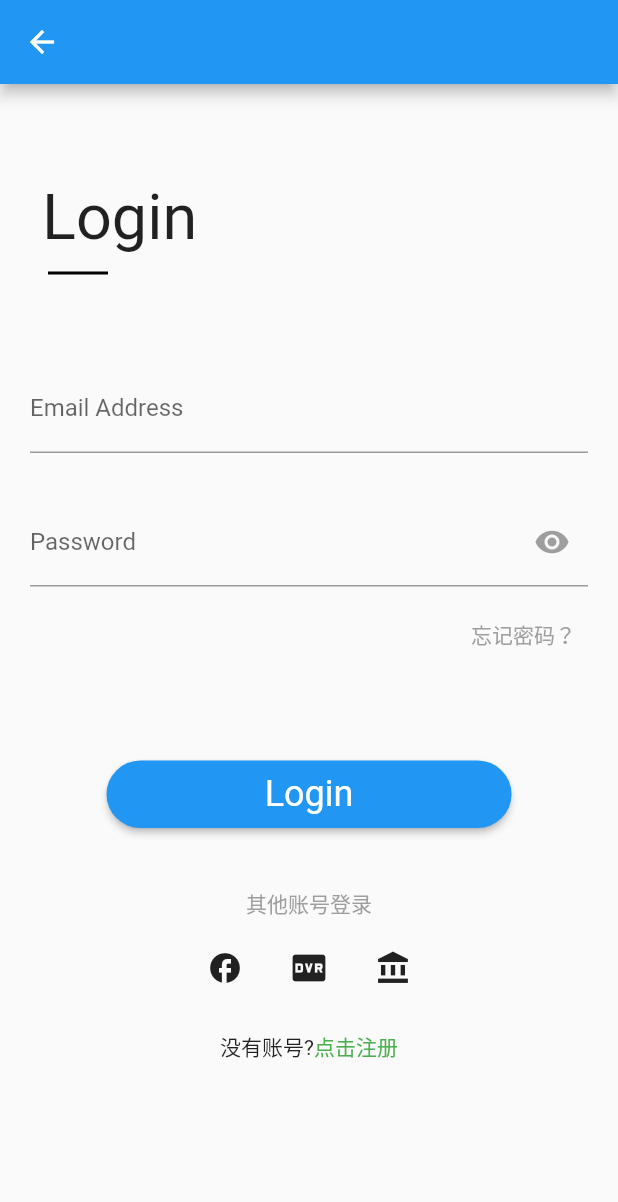
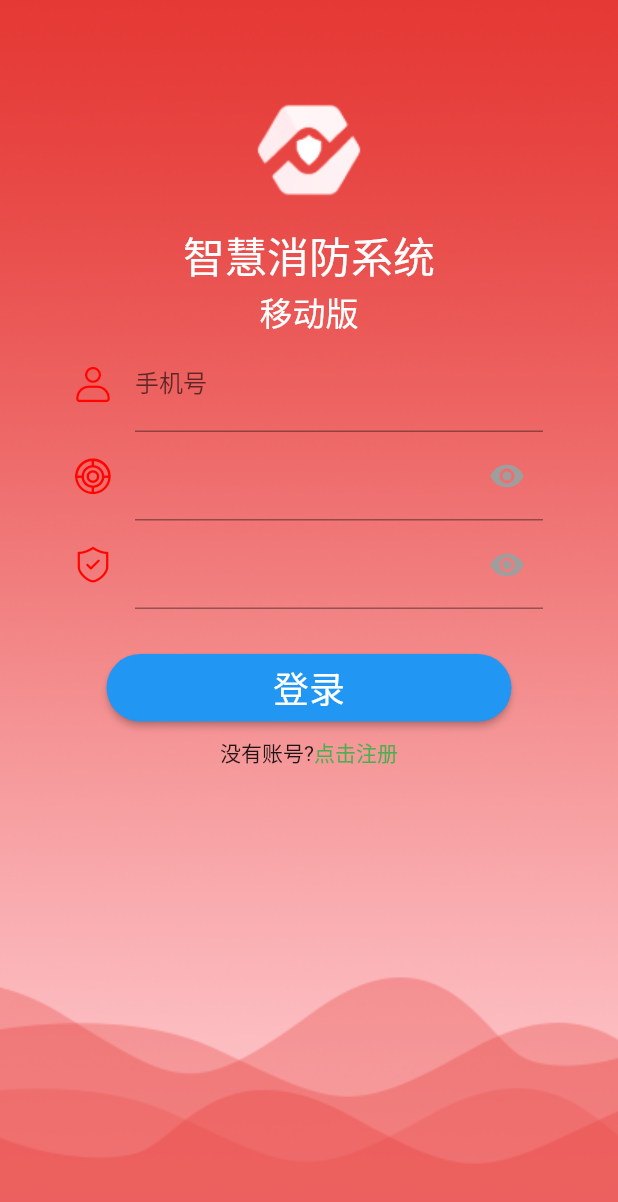
Before and after one commit to remloyal/rem_flutter, a Flutter app: the Login screen opened directly, on a phone screen of 412 x 824 dp. Shown: the top 1202 px of the screen. Run offline on Flutter 3.47's test engine with Material 2 defaults, Android fonts, the light colour scheme and no system bars; our stand-ins replace shared_preferences; accounts and stored records are empty.

Commit message:
添加登录页

```diff
--- a/lib/main.dart
+++ b/lib/main.dart
@@ -1,19 +1,45 @@
 import 'package:flutter/material.dart';
+// import 'package:flutter/rendering.dart';
 // import 'dart:io';
 import 'views/taps.dart';
-// import 'views/login/login.dart';
+import 'views/login/login.dart';
 import 'routes/Routes.dart' as prefix0;
 
 void main() {
-  runApp(MyApp());
+  // debugPaintSizeEnabled = true;
+  runApp(const MyApp());
 }
 
 class MyApp extends StatelessWidget {
+  const MyApp({super.key});
+
   @override
   Widget build(BuildContext context) {
     return MaterialApp(
-        home: Tabs(),
+        home:  const Home(title:'测试'),
+        theme: ThemeData(
+          platform: TargetPlatform.iOS, //滑动切换页面
+        ),
         //统一处理命名路由
         onGenerateRoute: prefix0.onGenerateRoute);
   }
 }
+
+class Home extends StatelessWidget {
+  const Home({Key? key, required String? title}) : super(key: key);
+
+  @override
+  Widget build(BuildContext context) {
+    return MaterialApp(
+        debugShowCheckedModeBanner: false, // 不显示右上角的 debug
+        title: 'Flutter Demo',
+        theme: ThemeData(
+          primarySwatch: Colors.blue,
+        ),
+        // 注册路由表
+        routes: {
+          "/": (context) => const Login(), // 首页路由
+          "/login": (context) => const Tabs(), // 首页路由
+        });
+  }
+}
--- a/lib/routes/Routes.dart
+++ b/lib/routes/Routes.dart
@@ -1,4 +1,6 @@
 //Routes.dart
+
+import 'dart:math';
 
 import 'package:flutter/material.dart';
 import 'package:jsca_xf_app/utils/Searchpage.dart';
@@ -13,6 +15,7 @@ final routes = {
 
 //统一处理命名路由
 var onGenerateRoute = (RouteSettings settings) {
+  print(settings);
   final String? name = settings.name;
   final Function pageContentBuilder = routes[name] as Function;
   if (pageContentBuilder != null) {
--- a/lib/views/login/login.dart
+++ b/lib/views/login/login.dart
@@ -1,22 +1,4 @@
 import 'package:flutter/material.dart';
-
-// class Login extends StatelessWidget {
-//   const Login({Key? key}) : super(key: key);
-
-//   @override
-//   Widget build(BuildContext context) {
-//     return MaterialApp(
-//         debugShowCheckedModeBanner: false, // 不显示右上角的 debug
-//         title: 'Flutter Demo',
-//         theme: ThemeData(
-//           primarySwatch: Colors.blue,
-//         ),
-//         // 注册路由表
-//         routes: {
-//           "/": (context) => const Login(title: "登录"), // 首页路由
-//         });
-//   }
-// }
 
 class Login extends StatefulWidget {
   const Login({Key? key}) : super(key: key);
@@ -44,42 +26,75 @@ class _LoginState extends State<Login> {
       "icon": Icons.account_balance,
     },
   ];
-
+  final String imageUrl = 'lib/asset/images/bg-login.png';
   @override
   Widget build(BuildContext context) {
     return Scaffold(
-      // appBar: AppBar(
-      //   backgroundColor: Colors.white,
-      // ),
-      appBar: AppBar(
-        brightness: Brightness.light,
+        body: Container(
+            width: MediaQuery.of(context).size.width,
+            height: MediaQuery.of(context).size.height,
+            // margin: const EdgeInsets.all(50.0),
+            padding: const EdgeInsets.only(top: 50),
+            decoration: const BoxDecoration(
+              image: DecorationImage(
+                fit: BoxFit.cover,
+                image: ExactAssetImage('lib/asset/images/bg-login.png'),
               ),
-      body: Form(
+            ),
+            child: SingleChildScrollView(
+                child: Column(
+                    crossAxisAlignment: CrossAxisAlignment.center,
+                    children: <Widget>[
+                  Row(
+                    mainAxisAlignment: MainAxisAlignment.center,
+                    // verticalDirection:,
+                    // mainAxisSize: MainAxisSize.min,
+                    crossAxisAlignment: CrossAxisAlignment.center,
+                    children: const <Widget>[
+                      Image(
+                        image: AssetImage("lib/asset/images/logo1.png"),
+                        width: 100.0,
+                      )
+                    ],
+                  ),
+                  const Text(
+                    '智慧消防系统',
+                    // maxLines: 100,
+                    style: TextStyle(
+                        fontSize: 28,
+                        color: Color.fromARGB(255, 255, 255, 255)),
+                  ),
+                  const Text(
+                    '移动版',
+                    style: TextStyle(
+                        fontSize: 22,
+                        color: Color.fromARGB(255, 255, 255, 255)),
+                  ),
+                  SizedBox(
+                    height: 400,
+                    width: 312,
+                    child: Form(
                       key: _formKey, // 设置globalKey，用于后面获取FormStat
                       autovalidateMode: AutovalidateMode.onUserInteraction,
-        child: ListView(
-          padding: const EdgeInsets.symmetric(horizontal: 20),
+                      child: Column(
+                        // padding: const EdgeInsets.symmetric(horizontal: 20),
                         children: [
-            const Spacer(),
-            const SizedBox(height: kToolbarHeight), // 距离顶部一个工具栏的高度
-            buildTitle(), // Login
-            buildTitleLine(), // Login下面的下划线
-            const SizedBox(height: 60),
-            buildEmailTextField(), // 输入邮箱
+                          // const Spacer(),
+                          buildPhoneTextField(), // 输入手机号
+                          // const SizedBox(height: 30),
+                          buildPasswordTextField(context), // 输入密码
+                          buildCodeTextField(context),
+                          // buildForgetPasswordText(context), // 忘记密码
                           const SizedBox(height: 30),
-            buildPasswordTextField(context), // 输入密码
-            buildForgetPasswordText(context), // 忘记密码
-            const SizedBox(height: 60),
                           buildLoginButton(context), // 登录按钮
-            const SizedBox(height: 40),
-            buildOtherLoginText(), // 其他账号登录
-            buildOtherMethod(context), // 其他登录方式
+                          // const SizedBox(height: 40),
                           buildRegisterText(context), // 注册
-            const Spacer(),
+                          // const Spacer(),
                         ],
                       ),
                     ),
-    );
+                  )
+                ]))));
   }
 
   Widget buildRegisterText(context) {
@@ -145,8 +160,8 @@ class _LoginState extends State<Login> {
               // 设置圆角
               shape: MaterialStateProperty.all(const StadiumBorder(
                   side: BorderSide(style: BorderStyle.none)))),
-          child: Text('Login',
-              style: Theme.of(context).primaryTextTheme.headline5),
+          child:
+              Text('登录', style: Theme.of(context).primaryTextTheme.headline5),
           onPressed: () {
             // 表单校验通过才会继续执行
             if ((_formKey.currentState as FormState).validate()) {
@@ -177,17 +192,48 @@ class _LoginState extends State<Login> {
     );
   }
 
-  Widget buildPasswordTextField(BuildContext context) {
+  Widget buildPhoneTextField() {
+    return TextFormField(
+      decoration: const InputDecoration(
+        labelText: '手机号',
+        hintText: "您的手机号",
+        icon: Icon(
+          IconData(0xe6df, fontFamily: 'iconfont'),
+          size: 24,
+          color: Color.fromARGB(255, 255, 4, 0),
+        ),
+      ),
+      validator: (v) {
+        var emailReg = RegExp(
+            r"[\w!#$%&'*+/=?^_`{|}~-]+(?:\.[\w!#$%&'*+/=?^_`{|}~-]+)*@(?:[\w](?:[\w-]*[\w])?\.)+[\w](?:[\w-]*[\w])?");
+        if (!emailReg.hasMatch(v!)) {
+          return '请输入正确的手机号';
+        }
+      },
+      onSaved: (v) => _email = v!,
+    );
+  }
+
+  Widget buildCodeTextField(BuildContext context) {
     return TextFormField(
         obscureText: _isObscure, // 是否显示文字
         onSaved: (v) => _password = v!,
         validator: (v) {
           if (v!.isEmpty) {
-            return '请输入密码';
+            return '请选择单位';
           }
         },
+        // enabled: false,
+        onTap: () {
+          print('object');
+        },
         decoration: InputDecoration(
-            labelText: "Password",
+            labelText: "",
+            icon: const Icon(
+              IconData(0xe624, fontFamily: 'iconfont'),
+              size: 24,
+              color: Color.fromARGB(255, 255, 4, 0),
+            ),
             suffixIcon: IconButton(
               icon: Icon(
                 Icons.remove_red_eye,
@@ -205,18 +251,37 @@ class _LoginState extends State<Login> {
             )));
   }
 
-  Widget buildEmailTextField() {
+  Widget buildPasswordTextField(BuildContext context) {
     return TextFormField(
-      decoration: const InputDecoration(labelText: 'Email Address'),
+        obscureText: _isObscure, // 是否显示文字
+        onSaved: (v) => _password = v!,
         validator: (v) {
-        var emailReg = RegExp(
-            r"[\w!#$%&'*+/=?^_`{|}~-]+(?:\.[\w!#$%&'*+/=?^_`{|}~-]+)*@(?:[\w](?:[\w-]*[\w])?\.)+[\w](?:[\w-]*[\w])?");
-        if (!emailReg.hasMatch(v!)) {
-          return '请输入正确的邮箱地址';
+          if (v!.isEmpty) {
+            return '请输入密码';
           }
         },
-      onSaved: (v) => _email = v!,
-    );
+        decoration: InputDecoration(
+            labelText: "",
+            icon: const Icon(
+              IconData(0xe62c, fontFamily: 'iconfont'),
+              size: 24,
+              color: Color.fromARGB(255, 255, 4, 0),
+            ),
+            suffixIcon: IconButton(
+              icon: Icon(
+                Icons.remove_red_eye,
+                color: _eyeColor,
+              ),
+              onPressed: () {
+                // 修改 state 内部变量, 且需要界面内容更新, 需要使用 setState()
+                setState(() {
+                  _isObscure = !_isObscure;
+                  _eyeColor = (_isObscure
+                      ? Colors.grey
+                      : Theme.of(context).iconTheme.color)!;
+                });
+              },
+            )));
   }
 
   Widget buildTitleLine() {
@@ -241,3 +306,42 @@ class _LoginState extends State<Login> {
         ));
   }
 }
+
+class LoginPage extends StatefulWidget {
+  const LoginPage({super.key});
+
+  @override
+  State<LoginPage> createState() => _LoginPageState();
+}
+
+class _LoginPageState extends State<LoginPage> {
+  @override
+  Widget build(BuildContext context) {
+    return const Placeholder();
+  }
+}
+// Form(
+//         key: _formKey, // 设置globalKey，用于后面获取FormStat
+//         autovalidateMode: AutovalidateMode.onUserInteraction,
+//         child: ListView(
+//           padding: const EdgeInsets.symmetric(horizontal: 20),
+//           children: [
+//             const Spacer(),
+//             const SizedBox(height: kToolbarHeight), // 距离顶部一个工具栏的高度
+//             buildTitle(), // Login
+//             buildTitleLine(), // Login下面的下划线
+//             const SizedBox(height: 60),
+//             buildEmailTextField(), // 输入邮箱
+//             const SizedBox(height: 30),
+//             buildPasswordTextField(context), // 输入密码
+//             buildForgetPasswordText(context), // 忘记密码
+//             const SizedBox(height: 60),
+//             buildLoginButton(context), // 登录按钮
+//             const SizedBox(height: 40),
+//             buildOtherLoginText(), // 其他账号登录
+//             buildOtherMethod(context), // 其他登录方式
+//             buildRegisterText(context), // 注册
+//             const Spacer(),
+//           ],
+//         ),
+//       ),
--- a/lib/views/taps.dart
+++ b/lib/views/taps.dart
@@ -1,10 +1,11 @@
 import 'package:flutter/material.dart';
 import 'home/HomePage.dart';
+import '../components/IconFont.dart';
 
 //Tabs.dart
 class Tabs extends StatefulWidget {
   final int currentIndex; //1，定义传值参数
-  Tabs({key, this.currentIndex = 0}) : super(key: key); //2，重新写构造函数
+  const Tabs({key, this.currentIndex = 0}) : super(key: key); //2，重新写构造函数
 
   _TabsState createState() =>
       _TabsState(this.currentIndex); //3，将参数值传递给_TabsState
@@ -23,7 +24,7 @@ class _TabsState extends State<Tabs> {
       //   title: Text("AppBarTitle"),
       // ),
       //6，获取到传递过来的值,并使用
-      body: this._pageList[this._tabIndex],
+      body: _pageList[_tabIndex],
       bottomNavigationBar: BottomNavigationBar(
         type: BottomNavigationBarType.fixed,
         iconSize: 30,
--- a/pubspec.yaml
+++ b/pubspec.yaml
@@ -22,8 +22,9 @@ dev_dependencies:
 
 flutter:
   uses-material-design: true
-  # assets:
-  #   - assets/dist/
+  assets:
+    - lib/asset/images/
+    - lib/asset/media/
   fonts:
       - family: iconfont
         fonts:
```
Also changed, not shown: lib/components/IconFont.dart (+10 -1 lines), lib/views/home/HomePage.dart (+25 -5 lines), lib/asset/font/fcmfont/iconfont.ttf (added), lib/asset/images/bg-login.png (added), lib/asset/images/default_floor.png (added), lib/asset/images/diannao.png (added), lib/asset/images/guanbi.png (added), lib/asset/images/icons-sprite.png (added), lib/asset/images/logo.jpeg (added), lib/asset/images/logo.png (added), lib/asset/images/logo1.png (added), lib/asset/images/nfc.png (added), 5 other files. Lines whose indentation alone changed are shown as unchanged.
